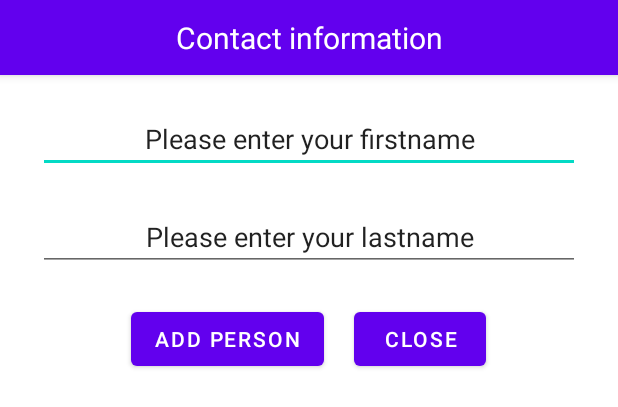
After one commit to Mirzaian/Contact-Tracing, an Android app: the layout addperson.xml on its own in the app's theme, with its tools: preview values and no code run, on a phone screen of 412 x 824 dp. The commit adds this screen. Shown: the top 407 px of the screen. Run offline under Robolectric (Android 15) with nearby library versions, the phone set to English and light mode, and no system bars.

Commit message:
dialog added

```diff
--- a/app/src/main/java/com/example/contact_tracking/item/ItemPerson.kt
+++ b/app/src/main/java/com/example/contact_tracking/item/ItemPerson.kt
@@ -1,4 +1,6 @@
 package com.example.contact_tracking.item
 
-class ItemPerson {
-}
+data class ItemPerson (
+    val firstname: String,
+    val lastname: String
+)
--- a/app/src/main/java/com/example/contact_tracking/views/MainActivity.kt
+++ b/app/src/main/java/com/example/contact_tracking/views/MainActivity.kt
@@ -1,33 +1,77 @@
 package com.example.contact_tracking.views
 
-import android.content.Context
 import android.content.pm.ActivityInfo
 import android.os.Bundle
-import android.os.PersistableBundle
-import android.util.AttributeSet
-import android.view.View
+import android.os.Parcel
+import android.os.Parcelable
+import android.view.LayoutInflater
 import androidx.appcompat.app.AppCompatActivity
+import com.example.contact_tracking.databinding.AddpersonBinding
 import com.example.contact_tracking.databinding.MainBinding
+import com.example.contact_tracking.item.ItemPerson
 import com.example.contact_tracking.logger.Logger
+import com.google.android.material.button.MaterialButton
+import com.google.android.material.dialog.MaterialAlertDialogBuilder
 
-class MainActivity: AppCompatActivity() {
+class MainActivity() : AppCompatActivity(){
 
-    //Variables for binding and Logger
-    private lateinit var binding: MainBinding
+    // variables for binding and Logger
+    private var binding: MainBinding? = null
+    private val gui get() = binding!!
+
+    // variable for logger
     private var logger: Logger = Logger(this.javaClass.simpleName)
 
-    //Variables Person
+    // variables Person
+    private lateinit var btnOpenDialog: List<MaterialButton>
+    private val personInfo = mutableListOf<ItemPerson>()
 
     override fun onCreate(savedInstanceState: Bundle?) {
-        this.logger.info("MainActivity was started")
+        this.logger.info("MainActivity started")
 
-        // Locking app into landscape mode
+        // locking app into landscape mode
         requestedOrientation = ActivityInfo.SCREEN_ORIENTATION_PORTRAIT
-
         super.onCreate(savedInstanceState)
 
-        //Binding inflate layout
+        // binding inflate layout
         binding = MainBinding.inflate(layoutInflater)
-        setContentView(binding.root)
+        setContentView(gui.root)
+
+        // created a variable for all person btn
+        btnOpenDialog = listOf(gui.btnPerson1, gui.btnPerson2, gui.btnPerson3, gui.btnPerson4, gui.btnPerson5)
+
+        // run function openDialog
+        openDialog()
+    }
+
+    private fun showMessageBox(materialButton: MaterialButton) {
+        // inflate addperson layout
+        var addPersonBinding = AddpersonBinding.inflate(LayoutInflater.from(layoutInflater.context))
+
+        // alertDialogBuilder
+        val messageBoxBuilder =
+            MaterialAlertDialogBuilder(this@MainActivity).setView(addPersonBinding.LayoutAddPerson)
+
+        // show dialog
+        val messageBoxInstance = messageBoxBuilder.show()
+        // set Listener
+        addPersonBinding.btnClose.setOnClickListener() {
+            // close dialog
+            messageBoxInstance.dismiss()
+            //ItemPerso data filled with first & lastname
+            addPersonBinding.btnAddPerson.setOnClickListener {
+                val personItem = ItemPerson(addPersonBinding.textInputFirstname.toString(), addPersonBinding.textInputLastname.toString())
+                personInfo.add(personItem)
+            }
+
+        }
+    }
+
+    private fun openDialog() {
+        for (i in btnOpenDialog.indices) {
+            btnOpenDialog[i].setOnClickListener {
+                showMessageBox(btnOpenDialog[i])
+            }
+        }
     }
 }
--- /dev/null
+++ b/app/src/main/res/layout/addperson.xml
@@ -0,0 +1,98 @@
+<?xml version="1.0" encoding="utf-8"?>
+<androidx.constraintlayout.widget.ConstraintLayout
+    android:id="@+id/LayoutAddPerson"
+
+    xmlns:android="http://schemas.android.com/apk/res/android"
+    xmlns:app="http://schemas.android.com/apk/res-auto"
+
+    android:layout_width="match_parent"
+    android:layout_height="match_parent">
+
+    <LinearLayout
+        android:id="@+id/linearLayout2"
+        android:layout_width="match_parent"
+        android:layout_height="250dp"
+
+        android:orientation="vertical"
+        app:layout_constraintEnd_toEndOf="parent"
+        app:layout_constraintStart_toStartOf="parent"
+        app:layout_constraintTop_toTopOf="parent">
+
+        <com.google.android.material.appbar.AppBarLayout
+            android:layout_width="match_parent"
+            android:layout_height="50dp"
+            android:layout_marginBottom="20dp">
+
+            <com.google.android.material.textview.MaterialTextView
+                android:layout_width="match_parent"
+                android:layout_height="match_parent"
+
+                android:gravity="center"
+
+                android:text="Contact information"
+                android:textColor="@color/white"
+                android:textSize="20sp"/>
+        </com.google.android.material.appbar.AppBarLayout>
+
+        <LinearLayout
+            android:layout_width="match_parent"
+            android:layout_height="wrap_content"
+            android:layout_marginStart="25dp"
+            android:layout_marginEnd="25dp"
+
+            android:orientation="vertical">
+
+            <com.google.android.material.textfield.TextInputEditText
+                android:id="@+id/textInputFirstname"
+
+                android:layout_width="match_parent"
+                android:layout_height="wrap_content"
+                android:layout_marginBottom="20dp"
+
+                android:text="Please enter your firstname"
+                android:textAlignment="center"/>
+
+            <com.google.android.material.textfield.TextInputEditText
+                android:id="@+id/textInputLastname"
+
+                android:layout_width="match_parent"
+                android:layout_height="wrap_content"
+                android:layout_marginBottom="20dp"
+
+                android:text="Please enter your lastname"
+                android:textAlignment="center"/>
+        </LinearLayout>
+    </LinearLayout>
+
+    <LinearLayout
+        android:layout_width="match_parent"
+        android:layout_height="wrap_content"
+        android:layout_marginStart="25dp"
+        android:layout_marginEnd="25dp"
+
+        android:orientation="horizontal"
+        android:gravity="center"
+
+        app:layout_constraintBottom_toBottomOf="@+id/linearLayout2"
+        app:layout_constraintEnd_toEndOf="@+id/linearLayout2"
+        app:layout_constraintStart_toStartOf="@+id/linearLayout2">
+
+        <com.google.android.material.button.MaterialButton
+            android:id="@+id/btnAddPerson"
+
+            android:layout_width="wrap_content"
+            android:layout_height="wrap_content"
+            android:layout_marginRight="20dp"
+
+            android:text="Add person"
+            android:textColor="@color/white"/>
+        <com.google.android.material.button.MaterialButton
+            android:id="@+id/btnClose"
+
+            android:layout_width="wrap_content"
+            android:layout_height="wrap_content"
+
+            android:text="Close"
+            android:textColor="@color/white"/>
+    </LinearLayout>
+</androidx.constraintlayout.widget.ConstraintLayout>
```
